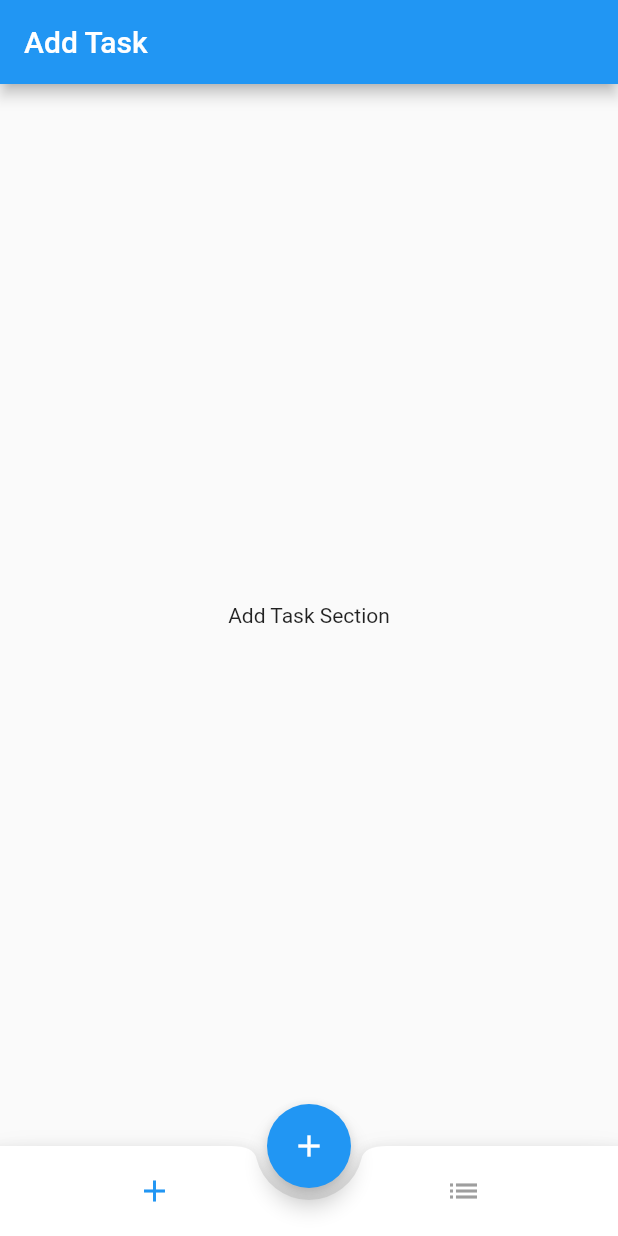
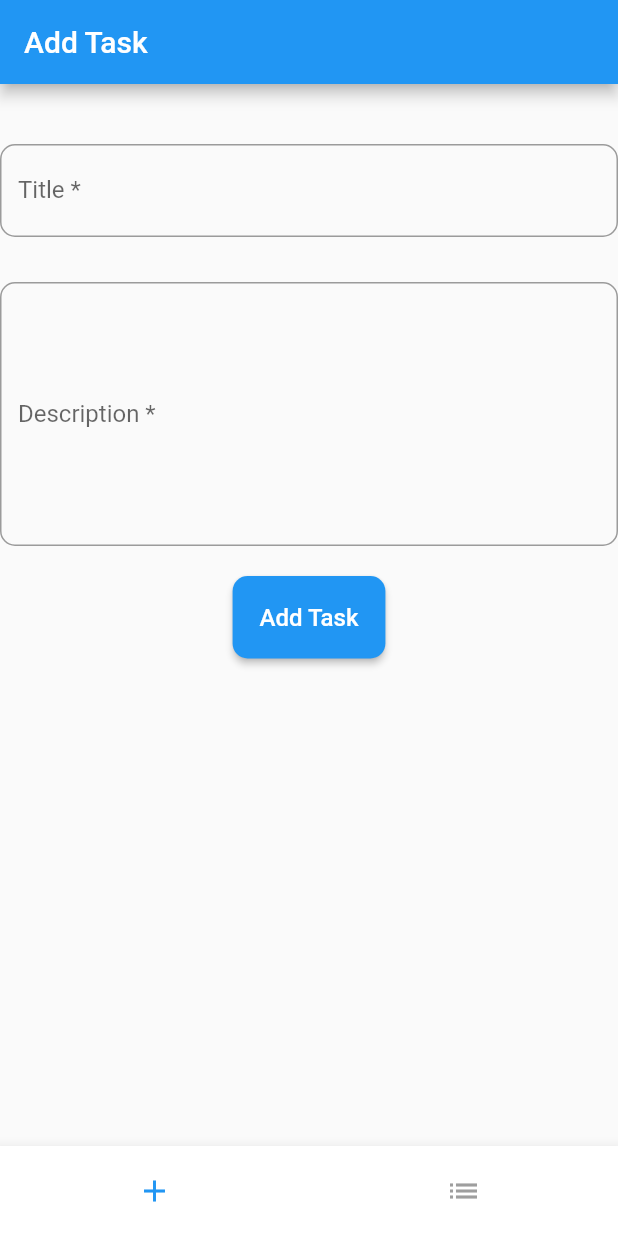
Before and after one commit to ousscher/Todo-App, a Flutter app: the HomePage screen opened directly with empty values, after a tap on the "add" icon, on a phone screen of 412 x 824 dp. Run offline on Flutter 3.47's test engine with Material 2 defaults, Android fonts, the phone set to English and light mode, and no system bars; our stand-ins replace flutter_spinkit; network calls fail.

Commit message:
fix some errors

```diff
--- a/todo_app/lib/src/screens/allTasks.dart
+++ b/todo_app/lib/src/screens/allTasks.dart
@@ -21,7 +21,7 @@ class _ShowAllTasksSectionState extends State<ShowAllTasksSection> {
           return Center(child: Text('Error: ${snapshot.error}'));
         } else {
           List<Map<String, dynamic>> tasks = snapshot.data ?? [];
-          return ListView.builder(
+          return (tasks.isNotEmpty)? ListView.builder(
             itemCount: tasks.length,
             itemBuilder: (context, index) {
               return Card(
@@ -69,7 +69,7 @@ class _ShowAllTasksSectionState extends State<ShowAllTasksSection> {
                 ),
               );
             },
-          );
+          ):const Center(child:Text("No tasks found. Add a task to get started."));
         }
       },
     );
--- a/todo_app/lib/src/screens/home.dart
+++ b/todo_app/lib/src/screens/home.dart
@@ -20,14 +20,7 @@ class _HomePageState extends State<HomePage> {
       appBar: AppBar(
         title: Text(showAddTask ? 'Add Task' : 'Show All Tasks'),
       ),
-      body: showAddTask ? AddTaskSection() : ShowAllTasksSection(token: widget.token,),
-      floatingActionButton: FloatingActionButton(
-        onPressed: () {
-          // Add your action here
-        },
-        child: Icon(Icons.add),
-      ),
-      floatingActionButtonLocation: FloatingActionButtonLocation.centerDocked,
+      body: showAddTask ? AddTaskSection(token: widget.token,) : ShowAllTasksSection(token: widget.token,),
       bottomNavigationBar: BottomAppBar(
         shape: CircularNotchedRectangle(),
         notchMargin: 8.0,
--- a/todo_app/lib/src/screens/login.dart
+++ b/todo_app/lib/src/screens/login.dart
@@ -78,9 +78,6 @@ class _LoginState extends State<Login> {
                               MaterialPageRoute(builder: (context) => HomePage(token: token,)),
                               (route) => false,
                             );
-                            setState(() {
-                              _loading = false;
-                            });
                           } catch (error ) {
                             setState(() {
                               _error = error.toString();
--- a/todo_app/lib/src/screens/newTask.dart
+++ b/todo_app/lib/src/screens/newTask.dart
@@ -1,10 +1,99 @@
 import 'package:flutter/material.dart';
+import 'package:todo_app/src/services/tasks.dart';
 
-class AddTaskSection extends StatelessWidget {
+class AddTaskSection extends StatefulWidget {
+  String token;
+  AddTaskSection({required this.token});
+  @override
+  State<AddTaskSection> createState() => _AddTaskSectionState();
+}
+
+class _AddTaskSectionState extends State<AddTaskSection> {
+  final TextEditingController _titleController = TextEditingController();
+  final TextEditingController _descriptionController = TextEditingController();
+  bool _isError = false;
+  String _error = '';
+  bool _isSuccess = false;
+  String _success = '';
+
   @override
   Widget build(BuildContext context) {
-    return Center(
-      child: Text('Add Task Section'),
+    return Column(
+      children: [
+        const SizedBox(height: 40),
+        TextField(
+          controller: _titleController,
+          maxLines: 2,
+          decoration: InputDecoration(
+            labelText: 'Title *',
+            hintText: 'Enter the title of the task',
+            border: OutlineInputBorder(
+              borderRadius: BorderRadius.circular(10.0),
+            ),
+            contentPadding: EdgeInsets.all(12.0),
+          ),
+        ),
+        const SizedBox(height: 30),
+        TextField(
+          controller: _descriptionController,
+          maxLines: 8,
+          decoration: InputDecoration(
+            labelText: 'Description *',
+            hintText: 'Enter the description of the task',
+            border: OutlineInputBorder(
+              borderRadius: BorderRadius.circular(10.0),
+            ),
+            contentPadding: EdgeInsets.all(12.0),
+          ),
+        ),
+        const SizedBox(height: 20),
+        ElevatedButton(
+          style: ElevatedButton.styleFrom(
+            shape: RoundedRectangleBorder(
+              borderRadius: BorderRadius.circular(10.0),
+            ),
+            padding: EdgeInsets.all(18.0),
+          ),
+          onPressed: () async {
+            if (_titleController.text.isEmpty ||
+                _descriptionController.text.isEmpty) {
+              setState(() {
+                _isError = true;
+                _error = 'Please fill all the fields';
+              });
+              return;
+            } else
+              setState(() {
+                _isError = false;
+              });
+            try {
+              print(widget.token);
+              await Tasks(token: widget.token).addTask(_titleController.text, _descriptionController.text);
+              setState(() {
+                _isSuccess = true;
+                _success = 'Task added successfully';
+              });
+            } catch (e) {
+              setState(() {
+                _isError = true;
+                _error = "Failed to add task";
+              });
+              return;
+            }
+          },
+          child: const Text(
+            'Add Task',
+            style: TextStyle(
+              fontSize: 16.0,
+            ),
+          ),
+        ),
+        const SizedBox(height: 40),
+        Text(_isError ? _error : '',
+            style: const TextStyle(color: Colors.red, fontSize: 16.0)),
+        Text(_isSuccess ? _success : '',
+            style: const TextStyle(color: Colors.green, fontSize: 16.0)),
+      ],
     );
   }
 }
--- a/todo_app/lib/src/services/auth.dart
+++ b/todo_app/lib/src/services/auth.dart
@@ -48,7 +48,6 @@ class Auth {
 
       if (responseSignup.statusCode == 200) {
         print('Signup successful');
-        // Call login after successful signup
         return await login(username, password);
       } else {
         throw Exception('${jsonDecode(responseSignup.body)['message']}');
```
Also changed, not shown: todo_app/lib/src/screens/register.dart (+6 -3 lines), todo_app/lib/src/services/tasks.dart (+19 -2 lines), 1 other file.
